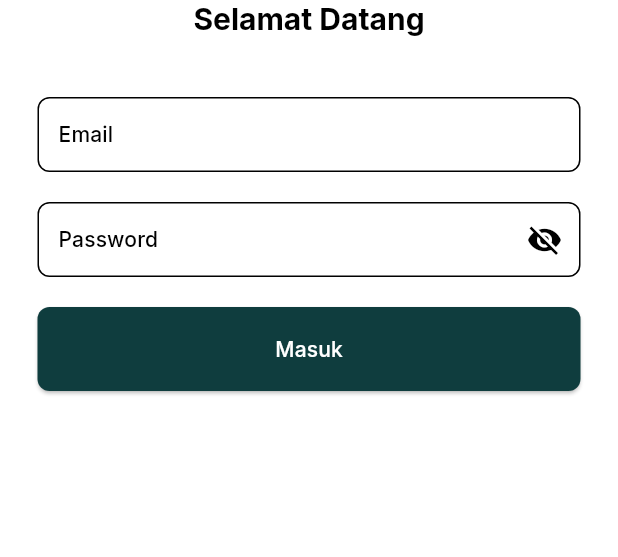
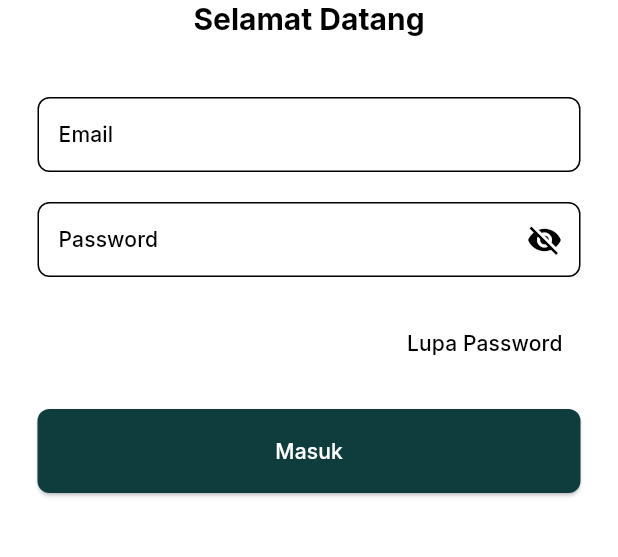
Before and after one commit to kurniaawann/ITMU-APP, a Flutter app: the screen it shows after launch, on a phone screen of 412 x 824 dp, the part 227-784 px from its top. Run offline on Flutter 3.47's test engine with Material 3 defaults, Android fonts, the phone set to English and light mode, and no system bars; our stand-ins replace another_flushbar, bloc, dartz, dio, equatable, flutter_bloc and 8 more; project files that could hold a hidden picture were left out.

```diff
--- a/lib/features/auth/login/presentation/bloc/login_bloc.dart
+++ b/lib/features/auth/login/presentation/bloc/login_bloc.dart
@@ -19,7 +19,7 @@ class LoginBloc extends Bloc<LoginEvent, LoginState> {
 
       result.fold(
         (failure) => emit(
-          LoginFailure(message: failure.message),
+          LoginFailureState(message: failure.message),
         ),
         (success) => emit(
           LoginSuccessState(),
--- a/lib/features/auth/login/presentation/bloc/login_state.dart
+++ b/lib/features/auth/login/presentation/bloc/login_state.dart
@@ -13,7 +13,7 @@ class LoginLoadingState extends LoginState {}
 
 class LoginSuccessState extends LoginState {}
 
-class LoginFailure extends LoginState {
+class LoginFailureState extends LoginState {
   final String message;
-  const LoginFailure({required this.message});
+  const LoginFailureState({required this.message});
 }
--- a/lib/features/auth/login/presentation/widgets/login_body.dart
+++ b/lib/features/auth/login/presentation/widgets/login_body.dart
@@ -80,13 +80,30 @@ class _LoginBodyState extends State<LoginBody> {
               isPassword: true,
             ),
             const SizedBox(height: 20),
+            Row(
+              mainAxisAlignment: MainAxisAlignment.end,
+              children: [
+                TextButton(
+                  onPressed: () {},
+                  child: Text(
+                    'Lupa Password',
+                    style: Theme.of(context).textTheme.titleSmall,
+                  ),
+                )
+              ],
+            ),
+            const SizedBox(height: 20),
             BlocConsumer<LoginBloc, LoginState>(
               listener: (context, state) {
                 printError(state);
                 if (state is LoginSuccessState) {
                   // context.pushNamed(Routes.home);
-                } else if (state is LoginFailure) {
-                  showSnackBar(context, state.message);
+                } else if (state is LoginFailureState) {
+                  printError(state.message);
+                  showSnackBar(
+                    context,
+                    state.message,
+                  );
                 }
               },
               builder: (context, state) {
```
